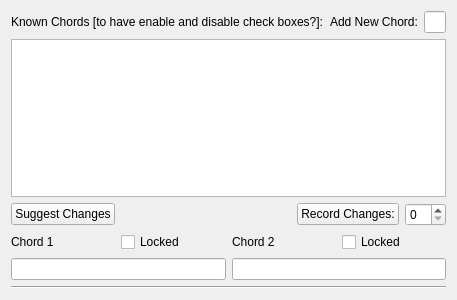
This is guitartools/changes.ui in ispielman/guitartools as Qt 5 draws it before an edit. The edited form follows.
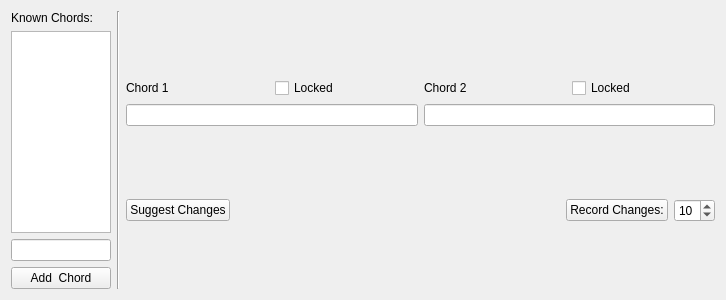
This is the edited form.

```diff
--- a/guitartools/changes.ui
+++ b/guitartools/changes.ui
@@ -6,85 +6,73 @@
    <rect>
     <x>0</x>
     <y>0</y>
-    <width>400</width>
+    <width>726</width>
     <height>300</height>
    </rect>
   </property>
   <property name="windowTitle">
    <string>Form</string>
   </property>
+  <layout class="QHBoxLayout" name="horizontalLayout">
+   <item>
   <layout class="QVBoxLayout" name="verticalLayout">
    <item>
-    <layout class="QHBoxLayout" name="horizontalLayout_5">
-     <item>
       <widget class="QLabel" name="label_9">
+       <property name="maximumSize">
+        <size>
+         <width>100</width>
+         <height>16777215</height>
+        </size>
+       </property>
        <property name="text">
-        <string>Known Chords [to have enable and disable check boxes?]:</string>
+        <string>Known Chords:</string>
        </property>
       </widget>
      </item>
      <item>
-      <spacer name="horizontalSpacer_2">
-       <property name="orientation">
-        <enum>Qt::Horizontal</enum>
-       </property>
-       <property name="sizeHint" stdset="0">
+      <widget class="QListView" name="listView_Chords">
+       <property name="maximumSize">
         <size>
-         <width>40</width>
-         <height>20</height>
+         <width>100</width>
+         <height>16777215</height>
         </size>
        </property>
-      </spacer>
-     </item>
-     <item>
-      <widget class="QLabel" name="label_10">
-       <property name="text">
-        <string>Add New Chord:</string>
-       </property>
       </widget>
      </item>
      <item>
-      <widget class="QLineEdit" name="lineEdit_NewChord_2"/>
-     </item>
-    </layout>
-   </item>
-   <item>
-    <widget class="QListView" name="listView_KnownChords"/>
-   </item>
-   <item>
-    <layout class="QHBoxLayout" name="horizontalLayout_2">
-     <item>
-      <widget class="QPushButton" name="pushButton_SuggestChanges">
-       <property name="text">
-        <string>Suggest Changes</string>
+      <widget class="QLineEdit" name="lineEdit_NewChord">
+       <property name="maximumSize">
+        <size>
+         <width>100</width>
+         <height>16777215</height>
+        </size>
        </property>
       </widget>
      </item>
      <item>
-      <spacer name="horizontalSpacer_3">
-       <property name="orientation">
-        <enum>Qt::Horizontal</enum>
-       </property>
-       <property name="sizeHint" stdset="0">
+      <widget class="QPushButton" name="pushButton_NewChord">
+       <property name="maximumSize">
         <size>
-         <width>40</width>
-         <height>20</height>
+         <width>100</width>
+         <height>16777215</height>
         </size>
        </property>
-      </spacer>
-     </item>
-     <item>
-      <widget class="QPushButton" name="pushButton_RecordChanges">
        <property name="text">
-        <string>Record Changes:</string>
+        <string>Add  Chord</string>
        </property>
       </widget>
      </item>
-     <item>
-      <widget class="QSpinBox" name="spinBox_Changes"/>
-     </item>
     </layout>
    </item>
+   <item>
+    <widget class="Line" name="line">
+     <property name="orientation">
+      <enum>Qt::Vertical</enum>
+     </property>
+    </widget>
+   </item>
+   <item>
+    <layout class="QVBoxLayout" name="verticalLayout_2">
    <item>
     <layout class="QGridLayout" name="gridLayout_2">
      <item row="1" column="0" colspan="2">
@@ -124,11 +112,47 @@
     </layout>
    </item>
    <item>
-    <widget class="Line" name="line">
+      <layout class="QHBoxLayout" name="horizontalLayout_2">
+       <item>
+        <widget class="QPushButton" name="pushButton_SuggestChanges">
+         <property name="text">
+          <string>Suggest Changes</string>
+         </property>
+        </widget>
+       </item>
+       <item>
+        <spacer name="horizontalSpacer_3">
      <property name="orientation">
       <enum>Qt::Horizontal</enum>
      </property>
-    </widget>
+         <property name="sizeType">
+          <enum>QSizePolicy::Expanding</enum>
+         </property>
+         <property name="sizeHint" stdset="0">
+          <size>
+           <width>40</width>
+           <height>20</height>
+          </size>
+         </property>
+        </spacer>
+       </item>
+       <item>
+        <widget class="QPushButton" name="pushButton_RecordChanges">
+         <property name="text">
+          <string>Record Changes:</string>
+         </property>
+        </widget>
+       </item>
+       <item>
+        <widget class="QSpinBox" name="spinBox_Changes">
+         <property name="value">
+          <number>10</number>
+         </property>
+        </widget>
+       </item>
+      </layout>
+     </item>
+    </layout>
    </item>
   </layout>
  </widget>
```
Lines whose indentation alone changed are shown as unchanged.
